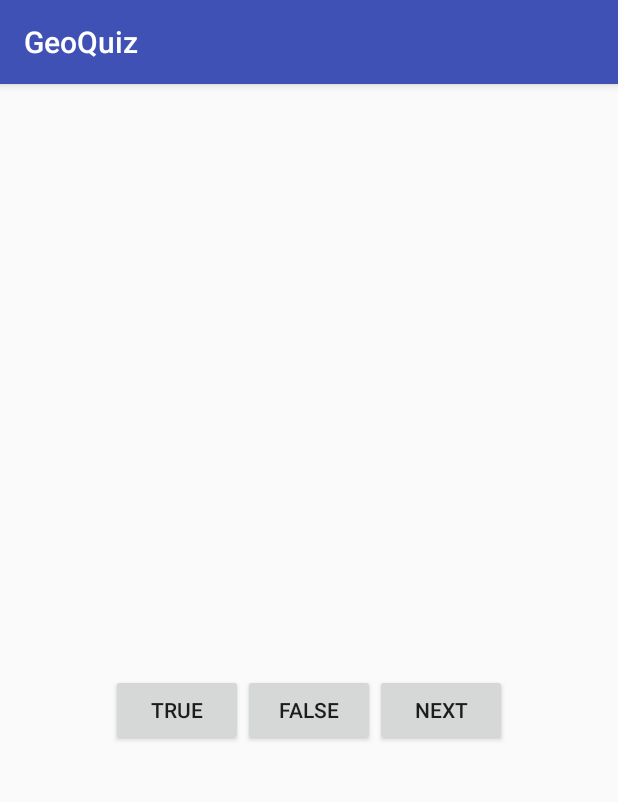
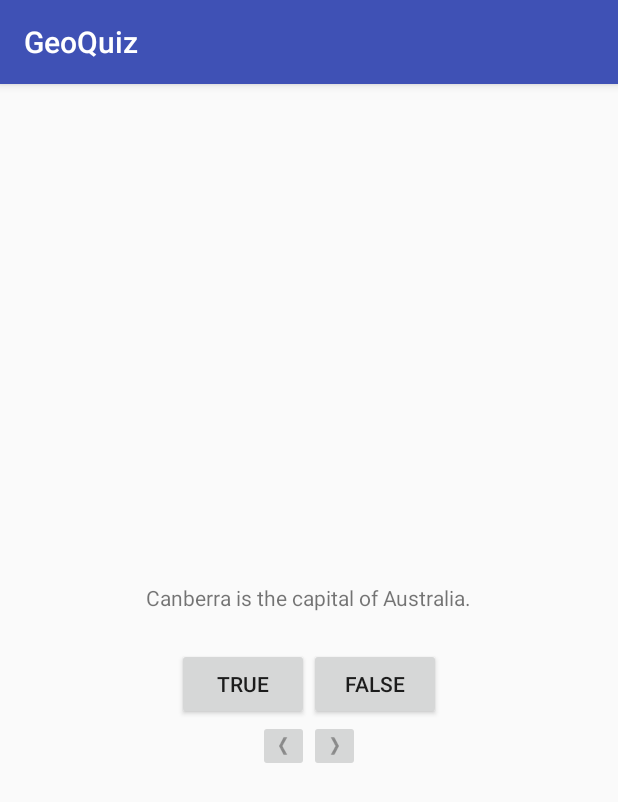
Before and after one commit to webronik/ED_GeoQuiz, an Android app: the screen it shows after launch (QuizActivity), on a phone screen of 412 x 824 dp. Shown: the top 802 px of the screen. Run offline under Robolectric (Android 15) with nearby library versions, the phone set to English and light mode, and no system bars.

Commit message:
- Глава 2

```diff
--- a/app/src/main/java/com/example/ruslan/geoquiz/QuizActivity.java
+++ b/app/src/main/java/com/example/ruslan/geoquiz/QuizActivity.java
@@ -5,35 +5,98 @@ import android.support.v7.app.AppCompatActivity;
 import android.view.Gravity;
 import android.view.View;
 import android.widget.Button;
+import android.widget.ImageButton;
+import android.widget.TextView;
 import android.widget.Toast;
 
 public class QuizActivity extends AppCompatActivity {
 
     private Button mTrueButton;
     private Button mFalseButton;
+    private ImageButton mNextButton;
+    private ImageButton mPrevButton;
+    private TextView mQuestionTextView;
+
+    private Question[] mQuestionBank = new Question[]{
+            new Question(R.string.question_australia, true),
+            new Question(R.string.question_oceans, true),
+            new Question(R.string.question_mideast, false),
+            new Question(R.string.question_africa, false),
+            new Question(R.string.question_americas, true),
+            new Question(R.string.question_asia, true)
+    };
+
+    private int mCurrentIndex = 0;
 
     @Override
     protected void onCreate(final Bundle savedInstanceState) {
         super.onCreate(savedInstanceState);
         setContentView(R.layout.activity_quiz);
 
+        mQuestionTextView = (TextView) findViewById(R.id.question_text_view);
+        mQuestionTextView.setOnClickListener(new View.OnClickListener() {
+            @Override
+            public void onClick(View v) {
+                mCurrentIndex = (mCurrentIndex + 1) % mQuestionBank.length;
+                updateQuestion();
+            }
+        });
+
         mTrueButton = (Button) findViewById(R.id.true_button);
         mTrueButton.setOnClickListener(new View.OnClickListener() {
             @Override
             public void onClick(View v) {
-                Toast toast = Toast.makeText(QuizActivity.this, R.string.correct_toast, Toast.LENGTH_SHORT);
-                toast.setGravity(Gravity.TOP, 0, 200);
-                toast.show();
+                checkAnswer(true);
             }
         });
+
         mFalseButton = (Button) findViewById(R.id.false_button);
         mFalseButton.setOnClickListener(new View.OnClickListener() {
             @Override
             public void onClick(View v) {
-                Toast toast = Toast.makeText(QuizActivity.this, R.string.incorrect_toast, Toast.LENGTH_SHORT);
-                toast.setGravity(Gravity.TOP, 0, 200);
-                toast.show();
+                checkAnswer(false);
             }
         });
+
+        mPrevButton = (ImageButton) findViewById(R.id.prev_button);
+        mPrevButton.setOnClickListener(new View.OnClickListener() {
+            @Override
+            public void onClick(View v) {
+                mCurrentIndex = (mCurrentIndex - 1) % mQuestionBank.length;
+                updateQuestion();
+            }
+        });
+
+        mNextButton = (ImageButton) findViewById(R.id.next_button);
+        mNextButton.setOnClickListener(new View.OnClickListener() {
+            @Override
+            public void onClick(View v) {
+                mCurrentIndex = (mCurrentIndex + 1) % mQuestionBank.length;
+                updateQuestion();
+            }
+        });
+
+        updateQuestion();
+    }
+
+    private void updateQuestion() {
+        int question = mQuestionBank[mCurrentIndex].getTextResId();
+        mQuestionTextView.setText(question);
+    }
+
+    private void checkAnswer(boolean userPressedTrue) {
+        boolean answerIsTrue = mQuestionBank[Math.abs(mCurrentIndex)].isAnswerTrue();
+
+        int messageResId = 0;
+
+        if (userPressedTrue == answerIsTrue) {
+            messageResId = R.string.correct_toast;
+        } else {
+            messageResId = R.string.incorrect_toast;
+        }
+
+        Toast toast = Toast.makeText(this, messageResId, Toast.LENGTH_SHORT);
+        toast.setGravity(Gravity.TOP, 0, 200);
+        toast.show();
     }
 }
--- a/app/src/main/res/layout/activity_quiz.xml
+++ b/app/src/main/res/layout/activity_quiz.xml
@@ -27,12 +27,26 @@
             android:layout_width="wrap_content"
             android:layout_height="wrap_content"
             android:text="@string/false_button" />
+    </LinearLayout>
 
-        <Button
+    <LinearLayout
+        android:layout_width="wrap_content"
+        android:layout_height="wrap_content"
+        android:orientation="horizontal">
+
+        <ImageButton
+            android:id="@+id/prev_button"
+            android:layout_width="wrap_content"
+            android:layout_height="wrap_content"
+            android:src="@drawable/arrow_left"
+            android:contentDescription=""/>
+
+        <ImageButton
             android:id="@+id/next_button"
             android:layout_width="wrap_content"
             android:layout_height="wrap_content"
-            android:text="@string/next_button"/>
+            android:src="@drawable/arrow_right"
+            android:contentDescription=""/>
 
     </LinearLayout>
 
--- a/app/src/main/res/values/strings.xml
+++ b/app/src/main/res/values/strings.xml
@@ -9,6 +9,7 @@
     <string name="true_button">True</string>
     <string name="false_button">False</string>
     <string name="next_button">Next</string>
+    <string name="prev_button">Prev</string>
     <string name="correct_toast">Correct!</string>
     <string name="incorrect_toast">Incorrect!</string>
 </resources>
```
Also changed, not shown: app/src/main/res/drawable-hdpi/arrow_left.png (added), app/src/main/res/drawable-hdpi/arrow_right.png (added), app/src/main/res/drawable-mdpi/arrow_left.png (added), app/src/main/res/drawable-mdpi/arrow_right.png (added), app/src/main/res/drawable-xhdpi/arrow_left.png (added), app/src/main/res/drawable-xhdpi/arrow_right.png (added), app/src/main/res/drawable-xxhdpi/arrow_left.png (added), app/src/main/res/drawable-xxhdpi/arrow_right.png (added).
